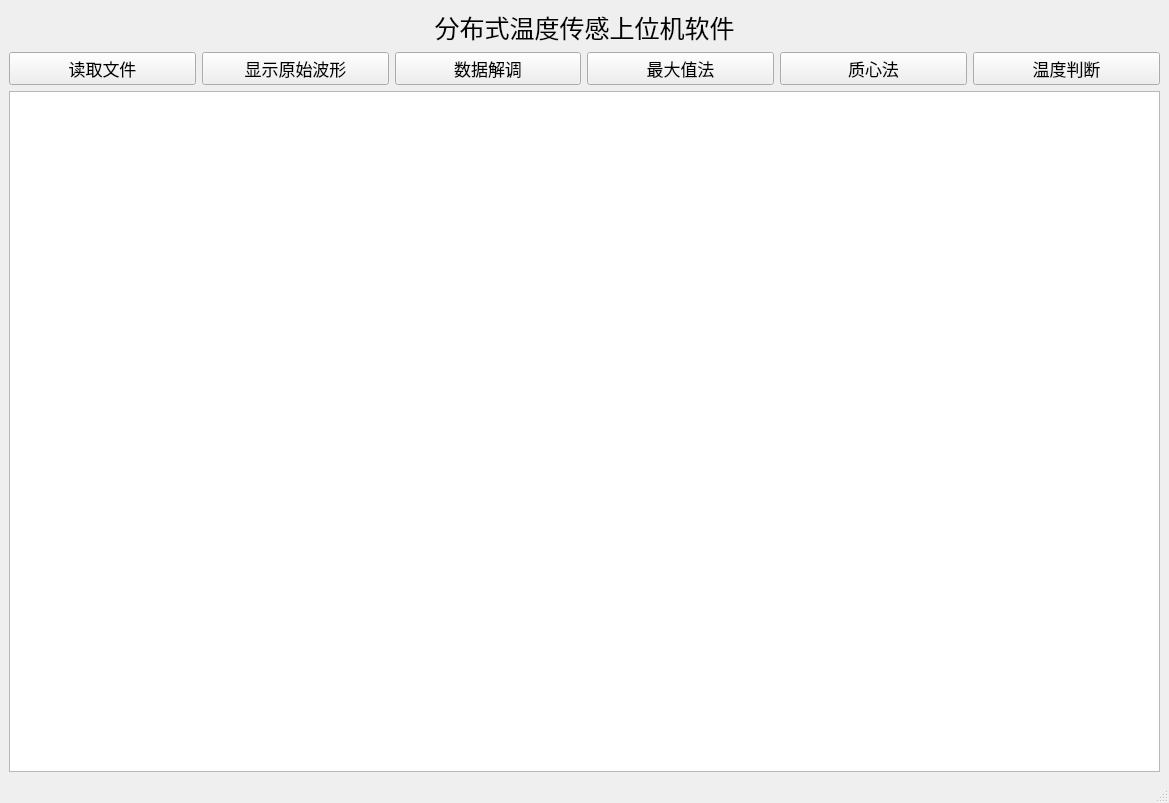
This is mainwindow.ui in 519984307/Qt_UDP_DTS_v3.3.0 as Qt 5 draws it before an edit. The edited form follows.
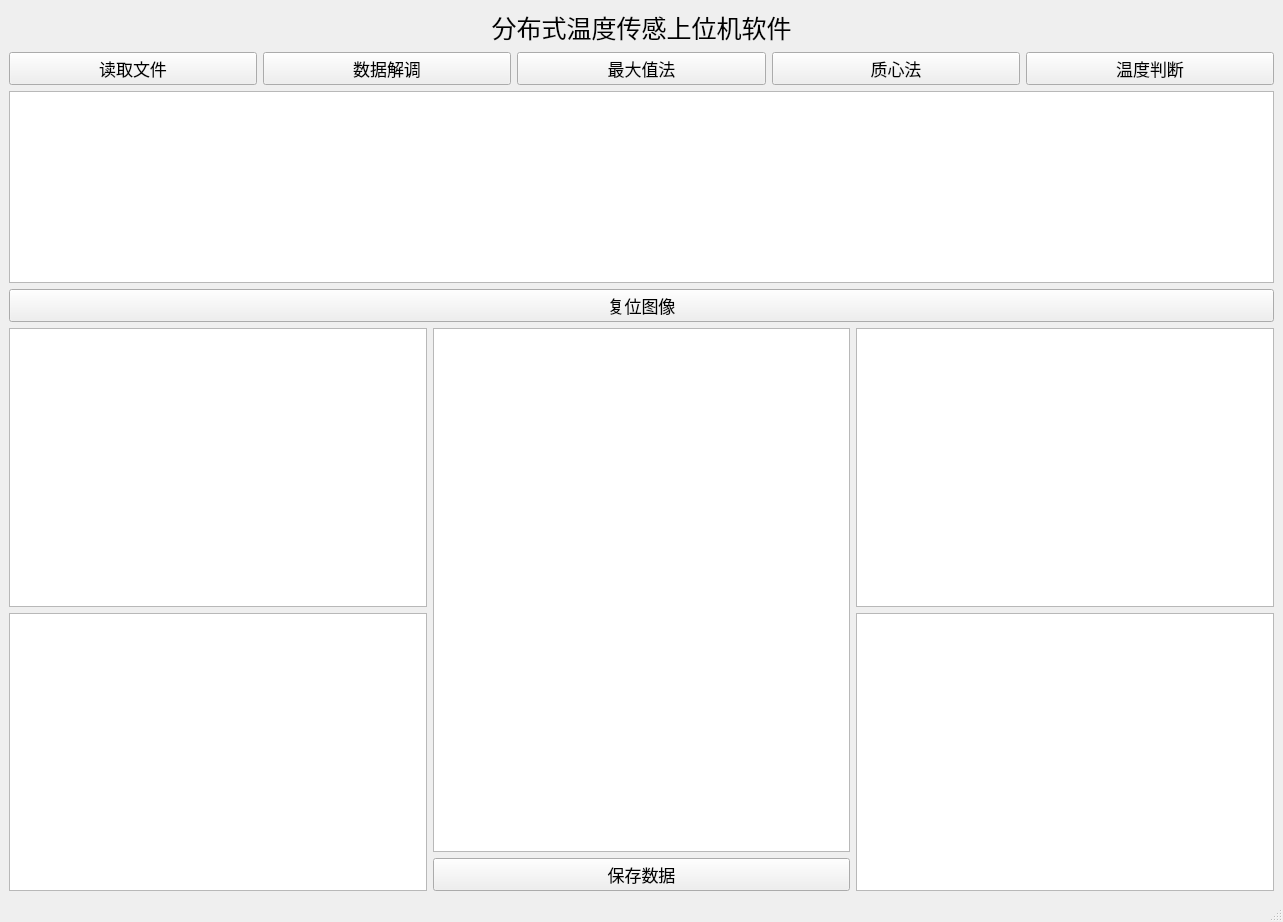
This is the edited form. Custom widgets are drawn as their Qt base class.

The edit to the form file:
```diff
--- a/mainwindow.ui
+++ b/mainwindow.ui
@@ -6,18 +6,50 @@
    <rect>
     <x>0</x>
     <y>0</y>
-    <width>1169</width>
-    <height>803</height>
+    <width>1283</width>
+    <height>922</height>
    </rect>
   </property>
   <property name="windowTitle">
    <string>MainWindow</string>
   </property>
   <widget class="QWidget" name="centralwidget">
-   <layout class="QGridLayout" name="gridLayout">
+   <layout class="QGridLayout" name="gridLayout_2">
+    <item row="0" column="0">
+     <widget class="QLabel" name="label">
+      <property name="maximumSize">
+       <size>
+        <width>16777215</width>
+        <height>41</height>
+       </size>
+      </property>
+      <property name="font">
+       <font>
+        <family>Microsoft YaHei</family>
+        <pointsize>19</pointsize>
+       </font>
+      </property>
+      <property name="text">
+       <string>分布式温度传感上位机软件</string>
+      </property>
+      <property name="alignment">
+       <set>Qt::AlignCenter</set>
+      </property>
+     </widget>
+    </item>
+    <item row="3" column="0">
+     <widget class="QPushButton" name="btn_reset_wave">
+      <property name="font">
+       <font>
+        <pointsize>13</pointsize>
+       </font>
+      </property>
+      <property name="text">
+       <string>复位图像</string>
+      </property>
+     </widget>
+    </item>
     <item row="1" column="0">
-     <layout class="QVBoxLayout" name="verticalLayout">
-      <item>
        <layout class="QHBoxLayout" name="horizontalLayout">
         <item>
          <widget class="QPushButton" name="btn_readfls">
@@ -31,18 +63,6 @@
           </property>
          </widget>
         </item>
-        <item>
-         <widget class="QPushButton" name="btn_dspwave">
-          <property name="font">
-           <font>
-            <pointsize>13</pointsize>
-           </font>
-          </property>
-          <property name="text">
-           <string>显示原始波形</string>
-          </property>
-         </widget>
-        </item>
         <item>
          <widget class="QPushButton" name="btn_demodulation">
           <property name="font">
@@ -93,12 +113,17 @@
         </item>
        </layout>
       </item>
-      <item>
+    <item row="2" column="0">
        <widget class="QTextBrowser" name="m_textBrowser">
+      <property name="maximumSize">
+       <size>
+        <width>2000</width>
+        <height>192</height>
+       </size>
+      </property>
         <property name="font">
          <font>
-          <family>Microsoft YaHei</family>
-          <pointsize>13</pointsize>
+        <pointsize>12</pointsize>
          </font>
         </property>
         <property name="mouseTracking">
@@ -106,23 +131,78 @@
         </property>
        </widget>
       </item>
-     </layout>
-    </item>
-    <item row="0" column="0">
-     <widget class="QLabel" name="label">
+    <item row="4" column="0">
+     <layout class="QHBoxLayout" name="horizontalLayout_2">
+      <item>
+       <layout class="QVBoxLayout" name="verticalLayout">
+        <item>
+         <widget class="QCustomPlot" name="raw_data_widget">
+          <property name="font">
+           <font>
+            <pointsize>13</pointsize>
+           </font>
+          </property>
+         </widget>
+        </item>
+        <item>
+         <widget class="QCustomPlot" name="addwave_data_widget">
+          <property name="font">
+           <font>
+            <pointsize>13</pointsize>
+           </font>
+          </property>
+         </widget>
+        </item>
+       </layout>
+      </item>
+      <item>
+       <layout class="QVBoxLayout" name="verticalLayout_3">
+        <item>
+         <widget class="QCustomPlot" name="temp_distance_widget">
       <property name="font">
        <font>
-        <family>Microsoft YaHei</family>
-        <pointsize>19</pointsize>
+            <pointsize>13</pointsize>
+           </font>
+          </property>
+         </widget>
+        </item>
+        <item>
+         <widget class="QPushButton" name="btn_save_temp">
+          <property name="font">
+           <font>
+            <pointsize>13</pointsize>
        </font>
       </property>
       <property name="text">
-       <string>分布式温度传感上位机软件</string>
-      </property>
-      <property name="alignment">
-       <set>Qt::AlignCenter</set>
-      </property>
-     </widget>
+           <string>保存数据</string>
+          </property>
+         </widget>
+        </item>
+       </layout>
+      </item>
+      <item>
+       <layout class="QVBoxLayout" name="verticalLayout_2">
+        <item>
+         <widget class="QCustomPlot" name="max_appraoch_widget">
+          <property name="font">
+           <font>
+            <pointsize>13</pointsize>
+           </font>
+          </property>
+         </widget>
+        </item>
+        <item>
+         <widget class="QCustomPlot" name="centroid_approach_widget">
+          <property name="font">
+           <font>
+            <pointsize>13</pointsize>
+           </font>
+          </property>
+         </widget>
+        </item>
+       </layout>
+      </item>
+     </layout>
     </item>
    </layout>
   </widget>
@@ -138,6 +218,13 @@
   </widget>
   <widget class="QStatusBar" name="statusbar"/>
  </widget>
+ <customwidgets>
+  <customwidget>
+   <class>QCustomPlot</class>
+   <extends>QGraphicsView</extends>
+   <header>qcustomplot.h</header>
+  </customwidget>
+ </customwidgets>
  <resources/>
  <connections/>
 </ui>
```
Left out of the diff: 2 changed lines with no effect on the pictures. Lines whose indentation alone changed are shown as unchanged.
